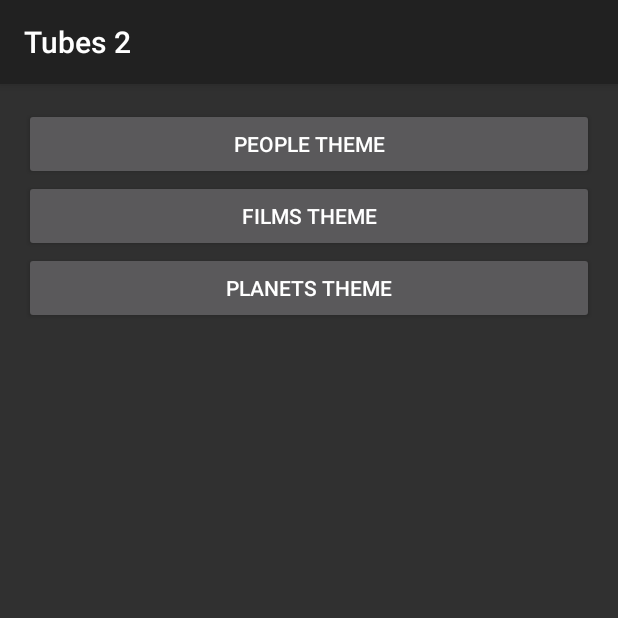
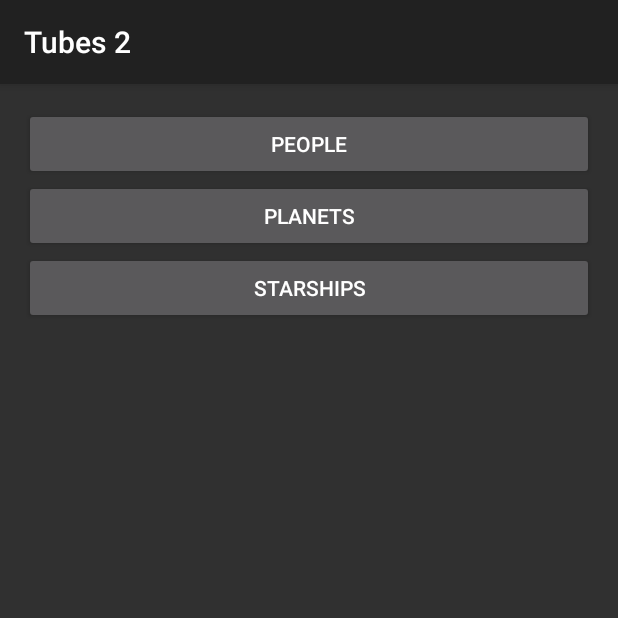
Before and after one commit to joanarc1183/MobDevTubes2, an Android app built with Jetpack Compose: the screen it shows after launch (MainActivity), on a phone screen of 412 x 824 dp, the top half of it. Run offline under Robolectric (Android 15) with nearby library versions, the light colour scheme and no system bars.

Commit message:
add fragment, unfinish api

```diff
--- a/app/src/main/java/com/example/tubes2/HomeFragment.kt
+++ b/app/src/main/java/com/example/tubes2/HomeFragment.kt
@@ -21,33 +21,32 @@ class HomeFragment: Fragment() {
 
     override fun onViewCreated(view: View, savedInstanceState: Bundle?) {
         super.onViewCreated(view, savedInstanceState)
-        val btnPeople = binding.btnPeople
-        val btnFilms = binding.btnFilms
-        val btnPlanets = binding.btnPlanets
+        val btn1 = binding.btn1
+        val btn2 = binding.btn2
+        val btn3 = binding.btn3
 
-        btnPeople.setOnClickListener {
-            startQuiz("people")
+        btn1.setOnClickListener {
+            startQuiz("${btn1.text}")
         }
 
-        btnFilms.setOnClickListener {
-            startQuiz("films")
+        btn2.setOnClickListener {
+            startQuiz("${btn2.text}")
         }
 
-        btnPlanets.setOnClickListener {
-            startQuiz("planets")
+        btn3.setOnClickListener {
+            startQuiz("${btn3.text}")
         }
     }
 
     private fun startQuiz(theme: String) {
-        val fragment = QuizFragment.newInstance()
-        val presenter = QuizPresenter(fragment)
-        presenter.startQuiz(theme)
+        val quizFragment = QuizFragment()
+        val bundle = Bundle()
+        bundle.putString("theme", theme)
+        quizFragment.arguments = bundle
 
-        val quizFragment = QuizFragment()
         requireFragmentManager().beginTransaction()
             .replace(R.id.fragmentContainer, quizFragment)
             .addToBackStack(null)
             .commit()
-
     }
 }
--- a/app/src/main/java/com/example/tubes2/QuizFragment.kt
+++ b/app/src/main/java/com/example/tubes2/QuizFragment.kt
@@ -1,6 +1,7 @@
 package com.example.tubes2
 
 import android.os.Bundle
+import android.util.Log
 import android.view.LayoutInflater
 import android.view.View
 import android.view.ViewGroup
@@ -28,6 +29,9 @@ class QuizFragment : Fragment(), QuizContract.View {
 
     override fun onViewCreated(view: View, savedInstanceState: Bundle?) {
         super.onViewCreated(view, savedInstanceState)
+
+        val theme = arguments?.getString("theme")
+        Log.d("alhamdulilah", "${theme}")
 
         swapiRepository = SwapiRepository()
 
--- a/app/src/main/java/com/example/tubes2/SwapiRepository.kt
+++ b/app/src/main/java/com/example/tubes2/SwapiRepository.kt
@@ -22,5 +22,4 @@ class SwapiRepository {
         swapiService.getDetails("people", id).enqueue(callback)
     }
 
-    // Tambahkan metode lain sesuai kebutuhan Anda
 }
--- a/app/src/main/res/layout/fragment_home.xml
+++ b/app/src/main/res/layout/fragment_home.xml
@@ -7,21 +7,21 @@
     android:id="@+id/fragmentHome">
 
     <Button
-        android:id="@+id/btnPeople"
+        android:id="@+id/btn1"
         android:layout_width="match_parent"
         android:layout_height="wrap_content"
-        android:text="People Theme" />
+        android:text="@string/kategori1" />
 
     <Button
-        android:id="@+id/btnFilms"
+        android:id="@+id/btn2"
         android:layout_width="match_parent"
         android:layout_height="wrap_content"
-        android:text="Films Theme" />
+        android:text="@string/kategori2" />
 
     <Button
-        android:id="@+id/btnPlanets"
+        android:id="@+id/btn3"
         android:layout_width="match_parent"
         android:layout_height="wrap_content"
-        android:text="Planets Theme" />
+        android:text="@string/kategori3" />
 
 </LinearLayout>
--- a/app/src/main/res/values/strings.xml
+++ b/app/src/main/res/values/strings.xml
@@ -1,3 +1,7 @@
 <resources>
     <string name="app_name">Tubes 2</string>
+
+    <string name="kategori1">people</string>
+    <string name="kategori2">planets</string>
+    <string name="kategori3">starships</string>
 </resources>
```
